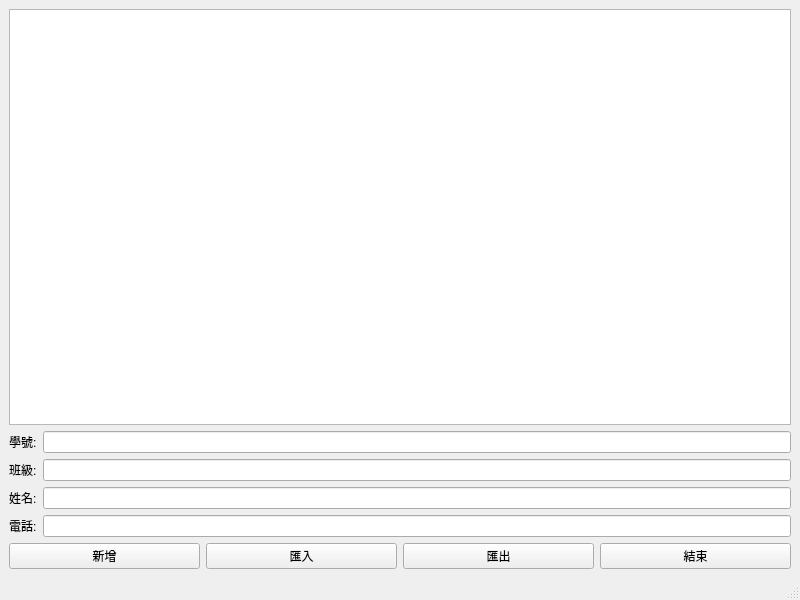
The window that mycontactbook.ui (gumin82/ContactBook) describes before a commit, drawn with Qt 5.
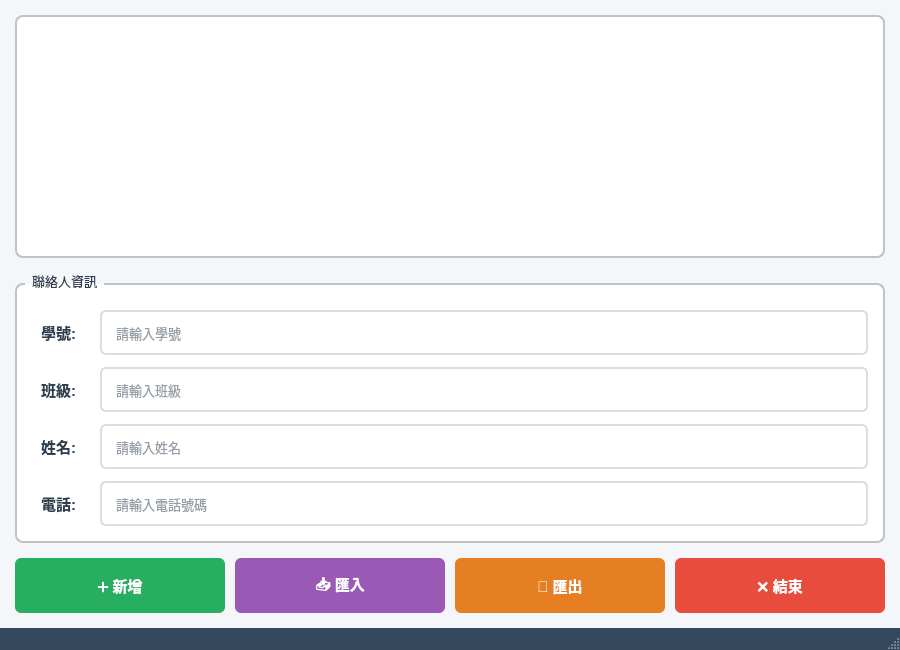
The same window after the commit.

Commit message: Add comprehensive UI beautification with modern styling

```diff
--- a/mycontactbook.ui
+++ b/mycontactbook.ui
@@ -6,91 +6,380 @@
    <rect>
     <x>0</x>
     <y>0</y>
+    <width>900</width>
+    <height>650</height>
+   </rect>
+  </property>
+  <property name="minimumSize">
+   <size>
     <width>800</width>
     <height>600</height>
-   </rect>
+   </size>
   </property>
   <property name="windowTitle">
-   <string>MyContactBook</string>
+   <string>聯絡簿管理系統</string>
+  </property>
+  <property name="styleSheet">
+   <string notr="true">QMainWindow {
+    background-color: #f5f6fa;
+}
+
+QWidget {
+    font-family: &quot;Microsoft YaHei&quot;, &quot;微軟正黑體&quot;, Arial, sans-serif;
+    font-size: 10pt;
+}
+
+QLabel {
+    color: #2c3e50;
+    font-weight: bold;
+    font-size: 11pt;
+    padding: 5px;
+}
+
+QLineEdit {
+    padding: 8px 12px;
+    border: 2px solid #dcdde1;
+    border-radius: 6px;
+    background-color: white;
+    color: #2c3e50;
+    font-size: 10pt;
+    min-height: 25px;
+}
+
+QLineEdit:focus {
+    border: 2px solid #3498db;
+    background-color: #ffffff;
+}
+
+QLineEdit:hover {
+    border: 2px solid #74b9ff;
+}
+
+QPushButton {
+    background-color: #3498db;
+    color: white;
+    border: none;
+    border-radius: 6px;
+    padding: 10px 20px;
+    font-size: 11pt;
+    font-weight: bold;
+    min-height: 35px;
+}
+
+QPushButton:hover {
+    background-color: #2980b9;
+}
+
+QPushButton:pressed {
+    background-color: #21618c;
+}
+
+QPushButton#pushButton {
+    background-color: #27ae60;
+}
+
+QPushButton#pushButton:hover {
+    background-color: #229954;
+}
+
+QPushButton#pushButton:pressed {
+    background-color: #1e8449;
+}
+
+QPushButton#pushButton_3 {
+    background-color: #9b59b6;
+}
+
+QPushButton#pushButton_3:hover {
+    background-color: #8e44ad;
+}
+
+QPushButton#pushButton_3:pressed {
+    background-color: #7d3c98;
+}
+
+QPushButton#pushButton_2 {
+    background-color: #e67e22;
+}
+
+QPushButton#pushButton_2:hover {
+    background-color: #d35400;
+}
+
+QPushButton#pushButton_2:pressed {
+    background-color: #ba4a00;
+}
+
+QPushButton#pushButton_4 {
+    background-color: #e74c3c;
+}
+
+QPushButton#pushButton_4:hover {
+    background-color: #c0392b;
+}
+
+QPushButton#pushButton_4:pressed {
+    background-color: #a93226;
+}
+
+QTableWidget {
+    background-color: white;
+    alternate-background-color: #ecf0f1;
+    border: 2px solid #bdc3c7;
+    border-radius: 8px;
+    gridline-color: #bdc3c7;
+    selection-background-color: #3498db;
+    selection-color: white;
+}
+
+QTableWidget::item {
+    padding: 5px;
+    border: none;
+}
+
+QTableWidget::item:selected {
+    background-color: #3498db;
+    color: white;
+}
+
+QHeaderView::section {
+    background-color: #34495e;
+    color: white;
+    padding: 8px;
+    border: 1px solid #2c3e50;
+    font-weight: bold;
+    font-size: 11pt;
+}
+
+QHeaderView::section:horizontal {
+    border-top: none;
+}
+
+QHeaderView::section:vertical {
+    border-left: none;
+}
+
+QStatusBar {
+    background-color: #34495e;
+    color: white;
+}
+
+QMenuBar {
+    background-color: #34495e;
+    color: white;
+}
+
+QMenuBar::item {
+    background-color: transparent;
+    color: white;
+}
+
+QMenuBar::item:selected {
+    background-color: #2c3e50;
+}
+
+QGroupBox {
+    border: 2px solid #bdc3c7;
+    border-radius: 8px;
+    margin-top: 10px;
+    padding-top: 10px;
+    background-color: white;
+}
+
+QGroupBox::title {
+    color: #2c3e50;
+    subcontrol-origin: margin;
+    left: 10px;
+    padding: 0 5px;
+}</string>
   </property>
   <widget class="QWidget" name="centralwidget">
    <layout class="QHBoxLayout" name="horizontalLayout">
+    <property name="spacing">
+     <number>15</number>
+    </property>
+    <property name="leftMargin">
+     <number>15</number>
+    </property>
+    <property name="topMargin">
+     <number>15</number>
+    </property>
+    <property name="rightMargin">
+     <number>15</number>
+    </property>
+    <property name="bottomMargin">
+     <number>15</number>
+    </property>
     <item>
      <layout class="QGridLayout" name="gridLayout_2">
+      <property name="horizontalSpacing">
+       <number>10</number>
+      </property>
+      <property name="verticalSpacing">
+       <number>15</number>
+      </property>
       <item row="0" column="0">
-       <widget class="QTableWidget" name="tableWidget"/>
+       <widget class="QTableWidget" name="tableWidget">
+        <property name="alternatingRowColors">
+         <bool>true</bool>
+        </property>
+        <property name="selectionBehavior">
+         <enum>QAbstractItemView::SelectRows</enum>
+        </property>
+        <property name="sortingEnabled">
+         <bool>true</bool>
+        </property>
+       </widget>
       </item>
       <item row="1" column="0">
-       <layout class="QFormLayout" name="formLayout">
-        <item row="0" column="0">
-         <widget class="QLabel" name="label">
-          <property name="text">
-           <string>學號:</string>
-          </property>
-         </widget>
-        </item>
-        <item row="0" column="1">
-         <widget class="QLineEdit" name="lineEdit"/>
-        </item>
-        <item row="1" column="0">
-         <widget class="QLabel" name="label_2">
-          <property name="text">
-           <string>班級:</string>
-          </property>
-         </widget>
-        </item>
-        <item row="2" column="0">
-         <widget class="QLabel" name="label_3">
-          <property name="text">
-           <string>姓名:</string>
-          </property>
-         </widget>
-        </item>
-        <item row="1" column="1">
-         <widget class="QLineEdit" name="lineEdit_2"/>
-        </item>
-        <item row="2" column="1">
-         <widget class="QLineEdit" name="lineEdit_3"/>
-        </item>
-        <item row="3" column="0">
-         <widget class="QLabel" name="label_4">
-          <property name="text">
-           <string>電話:</string>
-          </property>
-         </widget>
-        </item>
-        <item row="3" column="1">
-         <widget class="QLineEdit" name="lineEdit_4"/>
-        </item>
-       </layout>
+       <widget class="QGroupBox" name="groupBox">
+        <property name="title">
+         <string>聯絡人資訊</string>
+        </property>
+        <layout class="QFormLayout" name="formLayout">
+         <property name="horizontalSpacing">
+          <number>15</number>
+         </property>
+         <property name="verticalSpacing">
+          <number>12</number>
+         </property>
+         <property name="leftMargin">
+          <number>15</number>
+         </property>
+         <property name="topMargin">
+          <number>15</number>
+         </property>
+         <property name="rightMargin">
+          <number>15</number>
+         </property>
+         <property name="bottomMargin">
+          <number>15</number>
+         </property>
+         <item row="0" column="0">
+          <widget class="QLabel" name="label">
+           <property name="text">
+            <string>學號:</string>
+           </property>
+          </widget>
+         </item>
+         <item row="0" column="1">
+          <widget class="QLineEdit" name="lineEdit">
+           <property name="placeholderText">
+            <string>請輸入學號</string>
+           </property>
+          </widget>
+         </item>
+         <item row="1" column="0">
+          <widget class="QLabel" name="label_2">
+           <property name="text">
+            <string>班級:</string>
+           </property>
+          </widget>
+         </item>
+         <item row="1" column="1">
+          <widget class="QLineEdit" name="lineEdit_2">
+           <property name="placeholderText">
+            <string>請輸入班級</string>
+           </property>
+          </widget>
+         </item>
+         <item row="2" column="0">
+          <widget class="QLabel" name="label_3">
+           <property name="text">
+            <string>姓名:</string>
+           </property>
+          </widget>
+         </item>
+         <item row="2" column="1">
+          <widget class="QLineEdit" name="lineEdit_3">
+           <property name="placeholderText">
+            <string>請輸入姓名</string>
+           </property>
+          </widget>
+         </item>
+         <item row="3" column="0">
+          <widget class="QLabel" name="label_4">
+           <property name="text">
+            <string>電話:</string>
+           </property>
+          </widget>
+         </item>
+         <item row="3" column="1">
+          <widget class="QLineEdit" name="lineEdit_4">
+           <property name="placeholderText">
+            <string>請輸入電話號碼</string>
+           </property>
+          </widget>
+         </item>
+        </layout>
+       </widget>
       </item>
       <item row="2" column="0">
        <layout class="QGridLayout" name="gridLayout">
+        <property name="horizontalSpacing">
+         <number>10</number>
+        </property>
         <item row="0" column="0">
          <widget class="QPushButton" name="pushButton">
+          <property name="minimumSize">
+           <size>
+            <width>120</width>
+            <height>40</height>
+           </size>
+          </property>
+          <property name="cursor">
+           <cursorShape>PointingHandCursor</cursorShape>
+          </property>
           <property name="text">
-           <string>新增</string>
+           <string>➕ 新增</string>
           </property>
          </widget>
         </item>
         <item row="0" column="1">
          <widget class="QPushButton" name="pushButton_3">
-          <property name="text">
-           <string>匯入</string>
+          <property name="minimumSize">
+           <size>
+            <width>120</width>
+            <height>40</height>
+           </size>
           </property>
-         </widget>
-        </item>
-        <item row="0" column="3">
-         <widget class="QPushButton" name="pushButton_4">
+          <property name="cursor">
+           <cursorShape>PointingHandCursor</cursorShape>
+          </property>
           <property name="text">
-           <string>結束</string>
+           <string>📥 匯入</string>
           </property>
          </widget>
         </item>
         <item row="0" column="2">
          <widget class="QPushButton" name="pushButton_2">
+          <property name="minimumSize">
+           <size>
+            <width>120</width>
+            <height>40</height>
+           </size>
+          </property>
+          <property name="cursor">
+           <cursorShape>PointingHandCursor</cursorShape>
+          </property>
           <property name="text">
-           <string>匯出</string>
+           <string>💾 匯出</string>
+          </property>
+         </widget>
+        </item>
+        <item row="0" column="3">
+         <widget class="QPushButton" name="pushButton_4">
+          <property name="minimumSize">
+           <size>
+            <width>120</width>
+            <height>40</height>
+           </size>
+          </property>
+          <property name="cursor">
+           <cursorShape>PointingHandCursor</cursorShape>
+          </property>
+          <property name="text">
+           <string>❌ 結束</string>
           </property>
          </widget>
         </item>
@@ -105,7 +394,7 @@
     <rect>
      <x>0</x>
      <y>0</y>
-     <width>800</width>
+     <width>900</width>
      <height>21</height>
     </rect>
    </property>
```
The commit also changes 2 other files.
